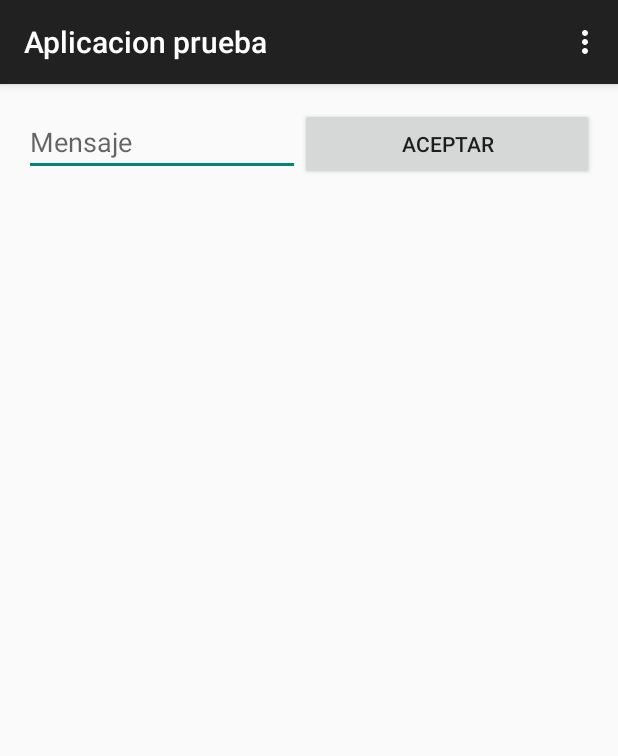
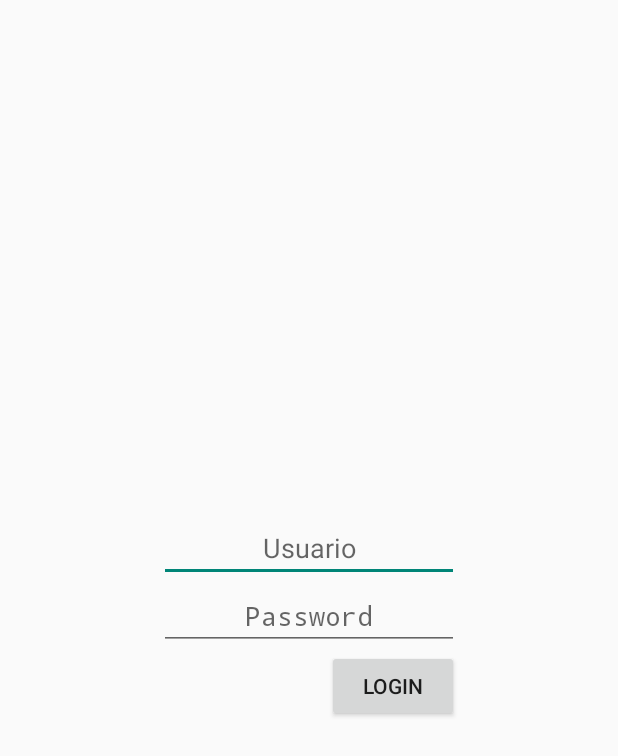
Before and after one commit to darkvical/MyApp, an Android app: the screen it shows after launch (Principal), on a phone screen of 412 x 824 dp. Shown: the top 756 px of the screen. Run offline under Robolectric (Android 15) with nearby library versions, the phone set to English and light mode, and no system bars; libraries missing offline, so code that uses them is left out: de.greenrobot.dao.

```diff
--- a/app/build.gradle
+++ b/app/build.gradle
@@ -22,4 +22,6 @@ android {
 dependencies {
     compile fileTree(dir: 'libs', include: ['*.jar'])
     compile 'com.android.support:appcompat-v7:22.1.1'
+    compile  'org.apache.commons:commons-lang3:3.0'
+    compile('de.greenrobot:greendao:1.3.7')
 }
--- a/app/src/main/AndroidManifest.xml
+++ b/app/src/main/AndroidManifest.xml
@@ -16,6 +16,10 @@
                 <category android:name="android.intent.category.LAUNCHER" />
             </intent-filter>
         </activity>
+        <activity
+            android:name=".ui.LocalidadUI"
+            android:label="@string/title_activity_localidades" >
+        </activity>
     </application>
 
 </manifest>
--- /dev/null
+++ b/app/src/main/java/vical/com/pe/myapp/service/ISeguridad.java
@@ -0,0 +1,16 @@
+package vical.com.pe.myapp.service;
+
+import android.app.Activity;
+
+import java.util.List;
+
+import vical.com.pe.myapp.entity.User;
+
+/**
+ * Created by Vical on 27/07/2015.
+ */
+public interface ISeguridad {
+    List<User> listarUsuario (Activity activity);
+
+    User obtenerUsuario(String usuario, String password, Activity activity);
+}
--- /dev/null
+++ b/app/src/main/java/vical/com/pe/myapp/service/impl/SeguridadImpl.java
@@ -0,0 +1,43 @@
+package vical.com.pe.myapp.service.impl;
+
+import android.app.Activity;
+
+import java.util.List;
+
+import de.greenrobot.dao.query.QueryBuilder;
+import vical.com.pe.myapp.dao.DaoSession;
+import vical.com.pe.myapp.dao.UserDao;
+import vical.com.pe.myapp.entity.User;
+import vical.com.pe.myapp.service.ISeguridad;
+import vical.com.pe.myapp.util.Connection;
+
+/**
+ * Created by Vical on 27/07/2015.
+ */
+public class SeguridadImpl implements ISeguridad {
+
+    private UserDao userDao;
+    @Override
+    public List<User> listarUsuario(Activity activity) {
+        Connection conn = new Connection();
+        DaoSession daoSession = conn.createConnection(activity);
+        userDao = daoSession.getUserDao();
+        QueryBuilder query = userDao.queryBuilder();
+        List<User> users = query.list();
+        return users;
+    }
+
+    @Override
+    public User obtenerUsuario(String usuario, String password, Activity activity) {
+        Connection conn = new Connection();
+        DaoSession daoSession = conn.createConnection(activity);
+        userDao = daoSession.getUserDao();
+        QueryBuilder query = userDao.queryBuilder();
+        query.and(UserDao.Properties.Nombre.eq(usuario), UserDao.Properties.Password.eq(password));
+        List<User> users = query.list();
+        if(users.isEmpty()){
+            return null;
+        }
+        return users.get(0);
+    }
+}
--- /dev/null
+++ b/app/src/main/java/vical/com/pe/myapp/ui/BaseActivity.java
@@ -0,0 +1,15 @@
+package vical.com.pe.myapp.ui;
+
+import android.app.Activity;
+import android.content.Intent;
+
+/**
+ * Created by Vical on 27/07/2015.
+ */
+public class BaseActivity extends Activity {
+
+    public void inicioActivity(Activity activityPadre, Activity activityHija){
+        Intent intent = new Intent(activityPadre, activityHija.getClass());
+        startActivity(intent);
+    }
+}
--- a/app/src/main/java/vical/com/pe/myapp/ui/Principal.java
+++ b/app/src/main/java/vical/com/pe/myapp/ui/Principal.java
@@ -1,6 +1,6 @@
 package vical.com.pe.myapp.ui;
 
-import android.support.v7.app.ActionBarActivity;
+import android.content.Intent;
 import android.os.Bundle;
 import android.view.Menu;
 import android.view.MenuItem;
@@ -8,23 +8,43 @@ import android.view.View;
 import android.widget.EditText;
 import android.widget.Toast;
 
+import org.apache.commons.lang3.StringUtils;
+
 import vical.com.pe.myapp.R;
+import vical.com.pe.myapp.entity.User;
+import vical.com.pe.myapp.service.ISeguridad;
+import vical.com.pe.myapp.service.impl.SeguridadImpl;
 
 
-public class Principal extends ActionBarActivity {
+public class Principal extends BaseActivity {
 
-    private EditText editMessage;
+    private EditText editUser;
+    private EditText editPass;
+
+    private Intent intent;
+    private ISeguridad iSeguridad = new SeguridadImpl();
 
     @Override
     protected void onCreate(Bundle savedInstanceState) {
         super.onCreate(savedInstanceState);
         setContentView(R.layout.activity_principal);
-        editMessage = (EditText)findViewById(R.id.editMensaje);
+        editUser = (EditText) findViewById(R.id.editUser);
+        editPass = (EditText) findViewById(R.id.editPassword);
     }
 
-    public void eventAceptar(View view){
-        String message = editMessage.getText().toString();
-        Toast.makeText(this, message, Toast.LENGTH_SHORT).show();
+    public void login (View view){
+        String usuario = editUser.getText().toString();
+        String password = editPass.getText().toString();
+        if(StringUtils.isNotEmpty(usuario) && StringUtils.isNotEmpty(password)){
+            User user = iSeguridad.obtenerUsuario(usuario, password, this);
+            if(user != null){
+                inicioActivity(this, new LocalidadUI());
+            }else{
+                Toast.makeText(this, "Usuario y/o contraseña incorrectos", Toast.LENGTH_SHORT).show();
+            }
+        }else{
+            Toast.makeText(this, "Debe ingresar un usuario y contraseña correcto", Toast.LENGTH_SHORT).show();
+        }
     }
 
     public void eventThird(MenuItem menuItem){
--- a/app/src/main/res/layout/activity_principal.xml
+++ b/app/src/main/res/layout/activity_principal.xml
@@ -10,21 +10,43 @@
         android:orientation="horizontal"
         android:layout_width="match_parent"
         android:layout_height="match_parent"
-        android:id="@+id/lytPrincipal">
+        android:id="@+id/lytPrincipal"
+        android:gravity="center_vertical|center_horizontal">
 
-        <EditText
+        <LinearLayout
+            android:orientation="vertical"
             android:layout_width="wrap_content"
             android:layout_height="wrap_content"
-            android:id="@+id/editMensaje"
-            android:layout_weight="1"
-            android:hint="Mensaje" />
+            android:gravity="end"
+            android:id="@+id/lytContenido"
+            android:baselineAligned="false">
 
-        <Button
-            android:layout_width="wrap_content"
-            android:layout_height="wrap_content"
-            android:text="Aceptar"
-            android:id="@+id/btnPAceptar"
-            android:layout_weight="1"
-            android:onClick="eventAceptar" />
+            <EditText
+                android:layout_width="wrap_content"
+                android:layout_height="wrap_content"
+                android:id="@+id/editUser"
+                android:editable="true"
+                android:gravity="center"
+                android:hint="Usuario"
+                android:width="200dp"
+                android:inputType="text" />
+
+            <EditText
+                android:layout_width="wrap_content"
+                android:layout_height="wrap_content"
+                android:id="@+id/editPassword"
+                android:width="200dp"
+                android:password="true"
+                android:hint="Password"
+                android:gravity="center" />
+
+            <Button
+                android:layout_width="wrap_content"
+                android:layout_height="wrap_content"
+                android:text="Login"
+                android:id="@+id/btnLogin"
+                android:onClick="login"
+                android:nestedScrollingEnabled="false" />
+        </LinearLayout>
     </LinearLayout>
 </RelativeLayout>
--- a/app/src/main/res/values/strings.xml
+++ b/app/src/main/res/values/strings.xml
@@ -8,5 +8,6 @@
     <string name="ic_menu_principal_first">Inicio</string>
     <string name="ic_menu_principal_second">Buscar</string>
     <string name="ic_menu_principal_third">Registrar</string>
+    <string name="title_activity_localidades">LocalidadesActivity</string>
 
 </resources>
--- /dev/null
+++ b/lib/build.gradle
@@ -0,0 +1,6 @@
+apply plugin: 'java'
+
+dependencies {
+    compile fileTree(dir: 'libs', include: ['*.jar'])
+    compile('de.greenrobot:DaoGenerator:1.3.0')
+}
--- a/settings.gradle
+++ b/settings.gradle
@@ -1 +1 @@
-include ':app'
+include ':app', ':lib'
```
Also changed, not shown: app/src/main/java/vical/com/pe/myapp/domain/Auditor.java (deleted, +0 -45 lines), app/src/main/java/vical/com/pe/myapp/domain/Usuario.java (deleted, +0 -60 lines), app/src/main/java/vical/com/pe/myapp/startload/Load.java (added, +26 -0 lines), app/src/main/java/vical/com/pe/myapp/util/Connection.java (added, +28 -0 lines), app/src/main/res/layout/activity_localidades.xml (added, +16 -0 lines), app/src/main/res/menu/menu_localidades.xml (added, +7 -0 lines), lib/src/main/java/com/example/ConfigGreenDao.java (added, +25 -0 lines), 3 other files.
